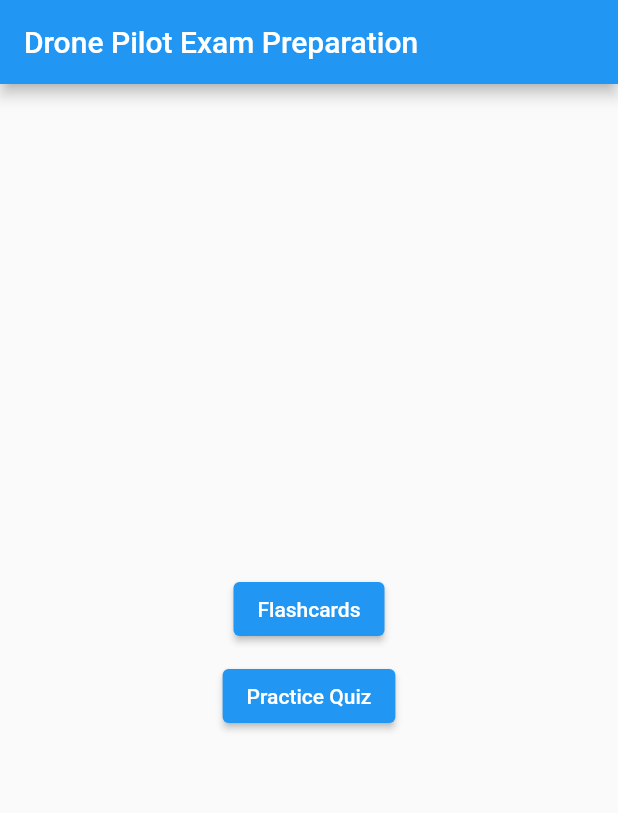
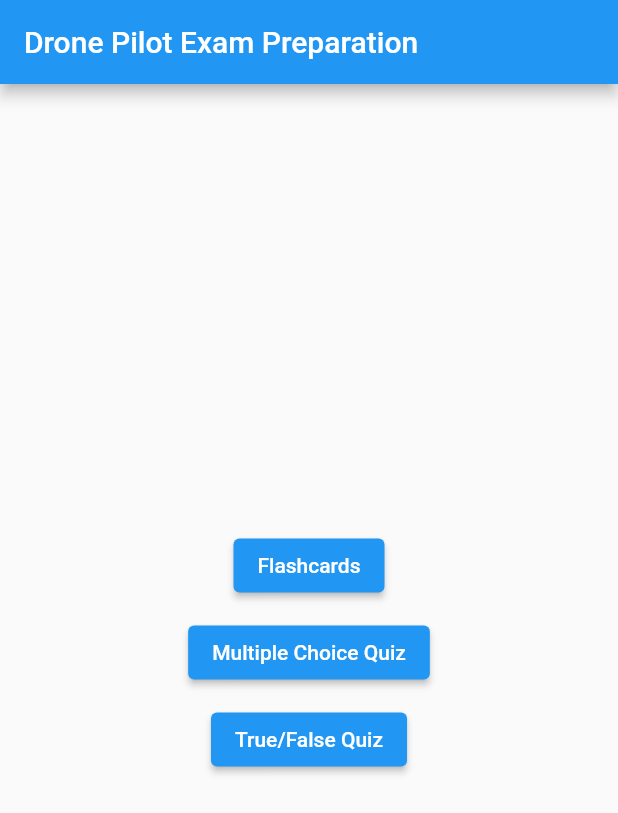
Before and after one commit to kidusdegefu/dronepilotpractice, a Flutter app: the screen it shows after launch, on a phone screen of 412 x 824 dp. Shown: the top 813 px of the screen. Run offline on Flutter 3.47's test engine with Material 2 defaults, Android fonts, the phone set to English and light mode, and no system bars; our stand-ins replace flip_card.

Commit message:
added button to go to the true false quiz

```diff
--- a/lib/main.dart
+++ b/lib/main.dart
@@ -1,4 +1,5 @@
 import 'package:dronepilotpractice/multiple_choice_quiz.dart';
+import 'package:dronepilotpractice/true_false_quiz.dart';
 import 'package:flutter/material.dart';
 import './flashcards.dart';
 import 'package:flip_card/flip_card.dart';
@@ -68,7 +69,20 @@ class _MyHomePageState extends State<MyHomePage> {
                         builder: (context) => const MultipleChoiceQuiz(title: 'Practice Quiz',)),
                   );
                 },
-                child: const Text("Practice Quiz"),
+                child: const Text("Multiple Choice Quiz"),
+              ),
+            ),
+            Padding(
+              padding: const EdgeInsets.only(bottom: 10),
+              child: ElevatedButton(
+                onPressed: () {
+                  Navigator.push(
+                    context,
+                    MaterialPageRoute(
+                        builder: (context) => Quizzler()),
+                  );
+                },
+                child: const Text("True/False Quiz"),
               ),
             ),
           ],
```
